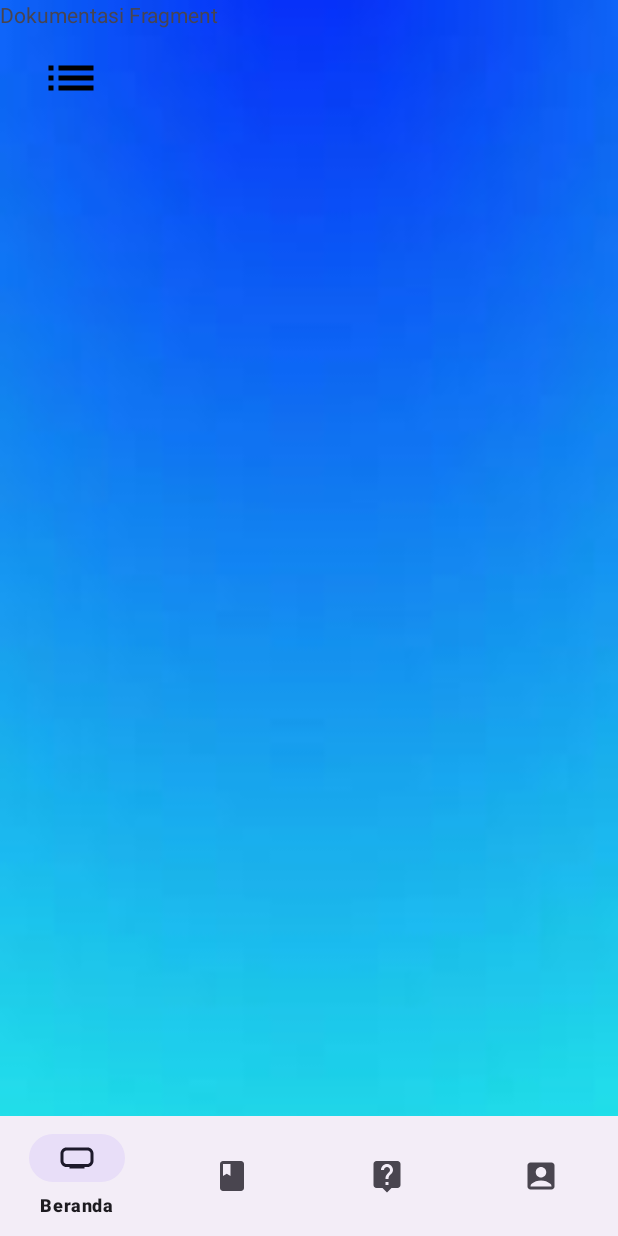
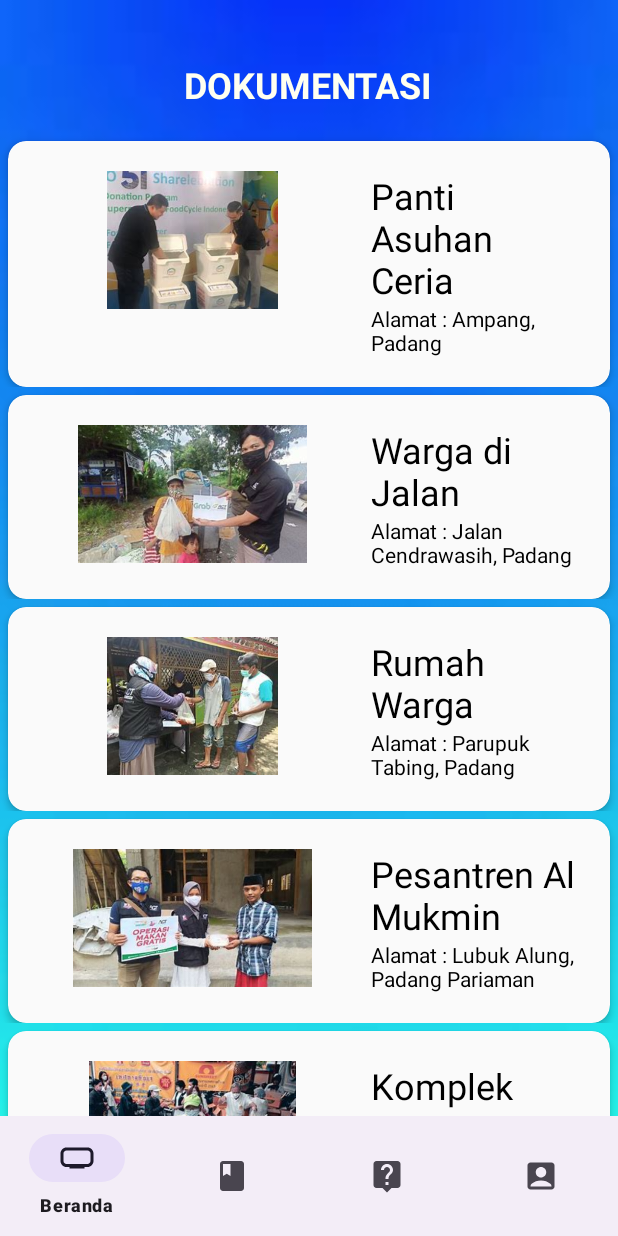
Before and after one commit to farhannovaldi/AplikasiDonasiMakanan, an Android app: the fragment DokumentasiFragment placed in its activity, on a phone screen of 412 x 824 dp. Run offline under Robolectric (Android 15) with nearby library versions, the phone set to English and light mode, and no system bars.

Commit message:
Update daftar dokumentasi

```diff
--- a/app/src/main/java/com/project/nvl/aplikasidonasimakanan/DaftarPenyumbangFragment.java
+++ b/app/src/main/java/com/project/nvl/aplikasidonasimakanan/DaftarPenyumbangFragment.java
@@ -51,7 +51,7 @@ public class DaftarPenyumbangFragment extends Fragment {
         layoutManager = new LinearLayoutManager(getContext());
 
         // Hubungkan RecyclerView dengan class Adapter
-        adapter = new RecyclerAdapter(); // Sesuaikan dengan constructor RecyclerAdapter yang Anda gunakan
+        adapter = new RecyclerAdapter();
         RecyclerView recyclerView = view.findViewById(R.id.list_penyumbang);
         recyclerView.setLayoutManager(layoutManager);
         recyclerView.setAdapter(adapter);
--- /dev/null
+++ b/app/src/main/java/com/project/nvl/aplikasidonasimakanan/DokumentasiAdapter.java
@@ -0,0 +1,75 @@
+package com.project.nvl.aplikasidonasimakanan;
+
+import android.view.LayoutInflater;
+import android.view.View;
+import android.view.ViewGroup;
+import android.widget.ImageView;
+import android.widget.TextView;
+
+import androidx.annotation.NonNull;
+import androidx.recyclerview.widget.RecyclerView;
+
+import com.google.android.material.snackbar.Snackbar;
+
+public class DokumentasiAdapter extends RecyclerView.Adapter<DokumentasiAdapter.DokumenHolder> {
+
+    // Image List
+    private int[] images = {
+            R.drawable.donasi1,
+            R.drawable.donasi2,
+            R.drawable.donasi3,
+            R.drawable.donasi4,
+            R.drawable.donasi5
+    };
+
+    private String[] titles = {"Panti Asuhan Ceria", "Warga di Jalan", "Rumah Warga", "Pesantren Al Mukmin", "Komplek Cina"};
+    private String[] details = {
+            "Alamat : Ampang, Padang",
+            "Alamat : Jalan Cendrawasih, Padang",
+            "Alamat : Parupuk Tabing, Padang",
+            "Alamat : Lubuk Alung, Padang Pariaman",
+            "Alamat : Jalan Niaga, Padang"
+    };
+
+    public class DokumenHolder extends RecyclerView.ViewHolder {
+        ImageView itemImage;
+        TextView itemTitle;
+        TextView itemDetail;
+
+        public DokumenHolder(View itemView) {
+            super(itemView);
+            itemImage = itemView.findViewById(R.id.dokumentasiImage);
+            itemTitle = itemView.findViewById(R.id.dokumentasiTittle);
+            itemDetail = itemView.findViewById(R.id.dokumentasiDetail);
+
+            itemView.setOnClickListener(new View.OnClickListener() {
+                @Override
+                public void onClick(View v) {
+                    int position = getAdapterPosition();
+                    Snackbar.make(v, "Ini adalah " + titles[position], Snackbar.LENGTH_LONG)
+                            .setAction("Action", null)
+                            .show();
+                }
+            });
+        }
+    }
+
+    @NonNull
+    @Override
+    public DokumenHolder onCreateViewHolder(@NonNull ViewGroup parent, int viewType) {
+        View view = LayoutInflater.from(parent.getContext()).inflate(R.layout.card_dokumentasi, parent, false);
+        return new DokumenHolder(view);
+    }
+
+    @Override
+    public void onBindViewHolder(@NonNull DokumenHolder holder, int position) {
+        holder.itemImage.setImageResource(images[position]);
+        holder.itemTitle.setText(titles[position]);
+        holder.itemDetail.setText(details[position]);
+    }
+
+    @Override
+    public int getItemCount() {
+        return images.length;
+    }
+}
--- a/app/src/main/java/com/project/nvl/aplikasidonasimakanan/DokumentasiFragment.java
+++ b/app/src/main/java/com/project/nvl/aplikasidonasimakanan/DokumentasiFragment.java
@@ -1,11 +1,13 @@
 package com.project.nvl.aplikasidonasimakanan;
 
 import android.os.Bundle;
-import androidx.fragment.app.Fragment;
 import android.view.LayoutInflater;
 import android.view.View;
 import android.view.ViewGroup;
 
+import androidx.fragment.app.Fragment;
+import androidx.recyclerview.widget.LinearLayoutManager;
+import androidx.recyclerview.widget.RecyclerView;
 
 public class DokumentasiFragment extends Fragment {
 
@@ -15,7 +17,11 @@ public class DokumentasiFragment extends Fragment {
     private String mParam1;
     private String mParam2;
 
+    private RecyclerView.LayoutManager layoutManager;
+    private DokumentasiAdapter dokumentasiAdapter; // Perubahan ini
+
     public DokumentasiFragment() {
+        // Required empty public constructor
     }
 
     public static DokumentasiFragment newInstance(String param1, String param2) {
@@ -39,7 +45,17 @@ public class DokumentasiFragment extends Fragment {
     @Override
     public View onCreateView(LayoutInflater inflater, ViewGroup container,
                              Bundle savedInstanceState) {
-        // Inflate the layout for this fragment
-        return inflater.inflate(R.layout.fragment_dokumentasi, container, false);
+        View view = inflater.inflate(R.layout.fragment_dokumentasi, container, false);
+
+        // Menentukan LayoutManager untuk RecyclerView
+        layoutManager = new LinearLayoutManager(getContext());
+
+        // Hubungkan RecyclerView dengan class Adapter
+        dokumentasiAdapter = new DokumentasiAdapter();
+        RecyclerView recyclerView = view.findViewById(R.id.list_dokumentasi);
+        recyclerView.setLayoutManager(layoutManager);
+        recyclerView.setAdapter(dokumentasiAdapter);
+
+        return view;
     }
 }
--- /dev/null
+++ b/app/src/main/res/layout/card_dokumentasi.xml
@@ -0,0 +1,59 @@
+<?xml version="1.0" encoding="utf-8"?>
+<androidx.constraintlayout.widget.ConstraintLayout xmlns:android="http://schemas.android.com/apk/res/android"
+    xmlns:app="http://schemas.android.com/apk/res-auto"
+    xmlns:tools="http://schemas.android.com/tools"
+    android:id="@+id/card"
+    android:layout_width="match_parent"
+    android:layout_height="wrap_content"
+    android:clickable="true"
+    android:foreground="?attr/selectableItemBackground">
+
+    <androidx.cardview.widget.CardView
+        android:id="@+id/card_view_dokumentasi"
+        android:layout_width="match_parent"
+        android:layout_height="wrap_content"
+        android:layout_margin="5dp"
+        app:cardBackgroundColor="@color/cardColor"
+        app:cardCornerRadius="12dp"
+        app:cardElevation="3dp"
+        app:contentPadding="4dp"
+        app:layout_constraintTop_toTopOf="parent" >
+
+        <RelativeLayout
+            android:layout_width="match_parent"
+            android:layout_height="match_parent"
+            android:padding="16dp">
+
+            <ImageView
+                android:id="@+id/dokumentasiImage"
+                android:layout_width="206dp"
+                android:layout_height="92dp"
+                android:layout_alignParentStart="true"
+                android:layout_alignParentLeft="true"
+                android:layout_alignParentTop="true"
+                android:layout_marginEnd="16sp"
+                android:layout_marginRight="16sp" />
+
+            <TextView
+                android:id="@+id/dokumentasiTittle"
+                android:layout_width="wrap_content"
+                android:layout_height="wrap_content"
+                android:layout_alignParentTop="true"
+                android:layout_toEndOf="@id/dokumentasiImage"
+                android:layout_toRightOf="@id/dokumentasiImage"
+                android:text="TextView"
+                android:textColor="@color/black"
+                android:textSize="24sp" />
+
+            <TextView
+                android:id="@+id/dokumentasiDetail"
+                android:layout_width="wrap_content"
+                android:layout_height="wrap_content"
+                android:layout_below="@id/dokumentasiTittle"
+                android:layout_toEndOf="@id/dokumentasiImage"
+                android:layout_toRightOf="@id/dokumentasiImage"
+                android:text="TextView"
+                android:textColor="@color/black" />
+        </RelativeLayout>
+    </androidx.cardview.widget.CardView>
+</androidx.constraintlayout.widget.ConstraintLayout>
--- a/app/src/main/res/layout/fragment_dokumentasi.xml
+++ b/app/src/main/res/layout/fragment_dokumentasi.xml
@@ -1,14 +1,29 @@
-<!-- fragment_dokumentasi.xml -->
-<FrameLayout xmlns:android="http://schemas.android.com/apk/res/android"
+<?xml version="1.0" encoding="utf-8"?>
+<LinearLayout xmlns:android="http://schemas.android.com/apk/res/android"
     xmlns:tools="http://schemas.android.com/tools"
     android:layout_width="match_parent"
     android:layout_height="match_parent"
+    android:background="@drawable/bg"
+    android:orientation="vertical"
+    android:gravity="center"
     tools:context=".DokumentasiFragment">
 
-    <!-- Ganti dengan teks statis atau elemen UI lainnya -->
     <TextView
+        android:id="@+id/headerText"
+        android:layout_width="wrap_content"
+        android:layout_height="wrap_content"
+        android:layout_marginTop="40dp"
+        android:layout_marginBottom="16dp"
+        android:text="DOKUMENTASI"
+        android:textColor="#FFFFF0"
+        android:textSize="24sp"
+        android:textStyle="bold"
+        android:gravity="center"
+        tools:ignore="TextSizeCheck" />
+
+    <androidx.recyclerview.widget.RecyclerView
+        android:id="@+id/list_dokumentasi"
         android:layout_width="match_parent"
-        android:layout_height="match_parent"
-        android:text="Dokumentasi Fragment" />
-
-</FrameLayout>
+        android:layout_height="0dp"
+        android:layout_weight="1" />
+</LinearLayout>
```
Also changed, not shown: app/src/main/res/drawable/donasi1.jpeg (added), app/src/main/res/drawable/donasi2.jpeg (added), app/src/main/res/drawable/donasi3.jpeg (added), app/src/main/res/drawable/donasi4.jpeg (added), app/src/main/res/drawable/donasi5.jpeg (added).
